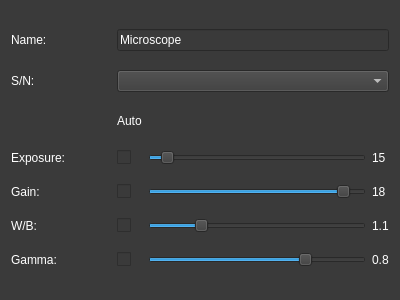
This is ui/settingPopUpMenu.ui in AllenNeuralDynamics/parallax as Qt 5 draws it before an edit. The edited form follows.
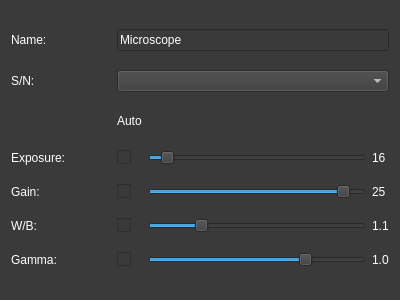
This is the edited form.

Commit message: Slight changes on the setting menu UI

Patch:
```diff
--- a/ui/settingPopUpMenu.ui
+++ b/ui/settingPopUpMenu.ui
@@ -262,7 +262,7 @@
    <item row="3" column="3">
     <widget class="QLabel" name="expNum">
      <property name="text">
-      <string>15</string>
+      <string>16</string>
      </property>
      <property name="textFormat">
       <enum>Qt::PlainText</enum>
@@ -279,7 +279,7 @@
    <item row="4" column="3">
     <widget class="QLabel" name="gainNum">
      <property name="text">
-      <string>18</string>
+      <string>25</string>
      </property>
      <property name="textFormat">
       <enum>Qt::PlainText</enum>
@@ -289,7 +289,7 @@
    <item row="6" column="3">
     <widget class="QLabel" name="gammaNum">
      <property name="text">
-      <string>0.8</string>
+      <string>1.0</string>
      </property>
     </widget>
    </item>
```
The commit also changes 1 other file.
